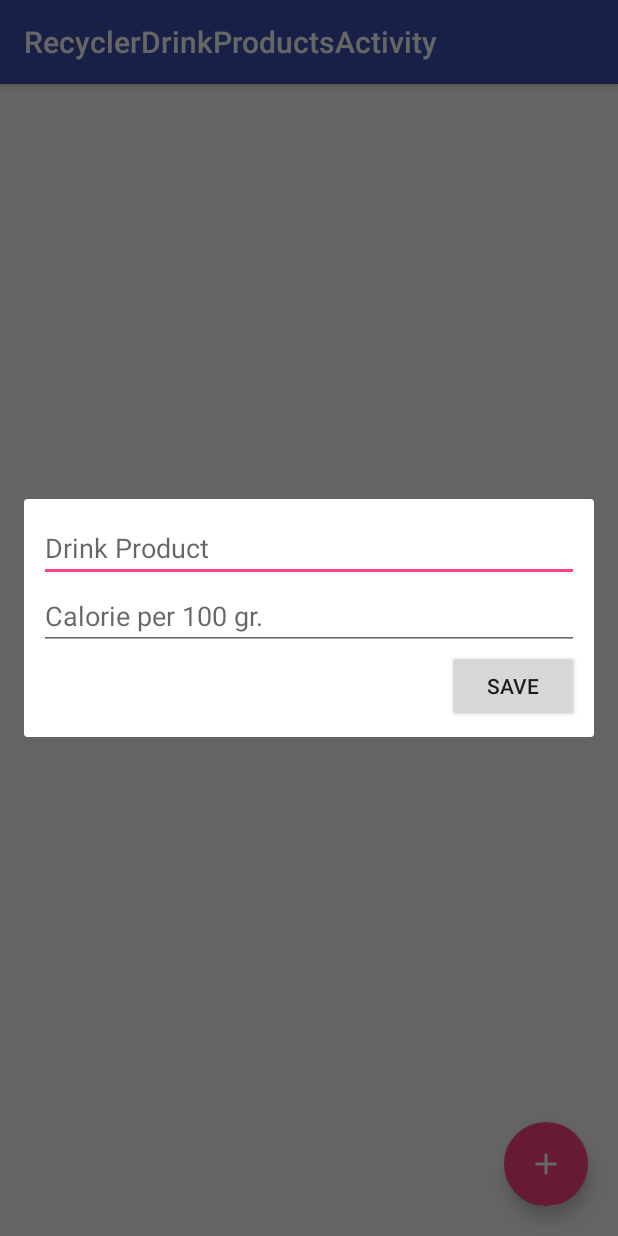
After one commit to azubakov/CaloriesCalcn, an Android app: the fragment AddDrinkProductsDialogFragment placed in its activity, on a phone screen of 412 x 824 dp. The commit adds this screen. Run offline under Robolectric (Android 15) with nearby library versions, the phone set to English and light mode, and no system bars; our stand-ins replace Firebase (no records; nobody signed in at launch, a user with empty details on screens opened directly).

Commit message:
Adding databases of Drinks.

```diff
--- a/app/src/main/AndroidManifest.xml
+++ b/app/src/main/AndroidManifest.xml
@@ -155,6 +155,10 @@
         <activity
             android:name=".activity.RecyclerVegetablesProductsActivity"
             android:label="@string/title_activity_recycler_vegetables_products"
+            android:theme="@style/AppTheme.NoActionBar" />
+        <activity
+            android:name=".activity.RecyclerDrinkProductsActivity"
+            android:label="@string/title_activity_recycler_drink_products"
             android:theme="@style/AppTheme.NoActionBar"></activity>
     </application>
 
--- /dev/null
+++ b/app/src/main/java/azubakov/edu/caloriescalc/activity/RecyclerDrinkProductsActivity.java
@@ -0,0 +1,79 @@
+package azubakov.edu.caloriescalc.activity;
+
+import android.content.Intent;
+import android.os.Bundle;
+import android.support.design.widget.FloatingActionButton;
+import android.support.design.widget.Snackbar;
+import android.support.v7.app.AppCompatActivity;
+import android.support.v7.widget.LinearLayoutManager;
+import android.support.v7.widget.RecyclerView;
+import android.support.v7.widget.Toolbar;
+import android.view.View;
+
+import com.google.firebase.auth.FirebaseAuth;
+import com.google.firebase.auth.FirebaseUser;
+import com.google.firebase.database.DatabaseReference;
+import com.google.firebase.database.FirebaseDatabase;
+
+import azubakov.edu.caloriescalc.R;
+import azubakov.edu.caloriescalc.adapters.DrinkProductsRecyclerAdapter;
+import azubakov.edu.caloriescalc.adapters.MilkProductsRecyclerAdapter;
+import azubakov.edu.caloriescalc.dialogs.AddDrinkProductsDialogFragment;
+import azubakov.edu.caloriescalc.dialogs.AddMilkProductsDialogFragment;
+
+public class RecyclerDrinkProductsActivity extends AppCompatActivity {
+
+    @Override
+    protected void onCreate(Bundle savedInstanceState) {
+        super.onCreate(savedInstanceState);
+        setContentView(R.layout.activity_recycler_drink_products);
+        Toolbar toolbar = (Toolbar) findViewById(R.id.toolbar);
+        setSupportActionBar(toolbar);
+
+ /*       FloatingActionButton fab = (FloatingActionButton) findViewById(R.id.fab);
+        fab.setOnClickListener(new View.OnClickListener() {
+            @Override
+            public void onClick(View view) {
+                Snackbar.make(view, "Replace with your own action", Snackbar.LENGTH_LONG)
+                        .setAction("Action", null).show();
+            }
+        });*/
+
+        initRecycler();
+    }
+
+    private void initRecycler() {
+        //find View By Id:
+        RecyclerView recyclerView = (RecyclerView) findViewById(R.id.drinkproductsRecycler);
+
+        //Get a reference to our table:
+        FirebaseUser currentUser = FirebaseAuth.getInstance().getCurrentUser();
+        String uid = currentUser.getUid();
+        DatabaseReference ref = FirebaseDatabase.getInstance().getReference().child("DrinkProducts").child(uid);
+
+        //init a new instance of the adapter
+        DrinkProductsRecyclerAdapter adapter = new DrinkProductsRecyclerAdapter(ref);
+
+        //set the adapter on the recyclerView
+        recyclerView.setAdapter(adapter);
+
+        recyclerView.setLayoutManager(new LinearLayoutManager(this));
+
+    }
+
+    public void addMessages(View view) {
+        AddDrinkProductsDialogFragment fragment =
+                new AddDrinkProductsDialogFragment();
+
+        fragment.show(
+                getSupportFragmentManager(),
+                "AddDrinkProductDialog"
+        );
+    }
+
+    public void backDrNav(View view) {
+        Intent intent = new Intent(this, CalorieNavDrawerActivity.class);
+        startActivity(intent);
+    }
+
+}
--- /dev/null
+++ b/app/src/main/java/azubakov/edu/caloriescalc/adapters/DrinkProductsRecyclerAdapter.java
@@ -0,0 +1,66 @@
+package azubakov.edu.caloriescalc.adapters;
+
+import android.support.design.widget.FloatingActionButton;
+import android.support.v7.widget.RecyclerView;
+import android.view.View;
+import android.widget.TextView;
+
+import com.google.firebase.database.DatabaseReference;
+
+import azubakov.edu.caloriescalc.R;
+import azubakov.edu.caloriescalc.models.DrinkProducts;
+import azubakov.edu.caloriescalc.models.MilkProducts;
+import azubakov.edu.caloriescalc.utils.FirebaseRecyclerAdapter;
+
+//import com.firebase.ui.database.FirebaseRecyclerAdapter;
+
+/*import tomer.edu.firedemo1.R;
+import tomer.edu.firedemo1.models.Todo;
+import tomer.edu.firedemo1.utils.FirebaseRecyclerAdapter;*/
+
+/**
+ * 1) create an inner class of the viewHolder
+ */
+public class DrinkProductsRecyclerAdapter extends FirebaseRecyclerAdapter<DrinkProducts, DrinkProductsRecyclerAdapter.DrinkProductsViewHolder> {
+
+    private final DatabaseReference ref;
+    boolean isEnabled = true;
+
+    public DrinkProductsRecyclerAdapter(DatabaseReference ref) {
+                super(DrinkProducts.class, R.layout.drink_item, DrinkProductsViewHolder.class, ref);
+        this.ref = ref;
+    }
+
+    @Override
+    //protected void populateViewHolder(final TodosViewHolder viewHolder, final Todo model, final int position
+    protected void populateViewHolder(final DrinkProductsViewHolder viewHolder,final DrinkProducts model,final int position) {
+        /*viewHolder.tvTitle.setText(model.getTitle());
+        viewHolder.tvDescription.setText(model.getContent());*/
+        viewHolder.tvNameDrinkProduct.setText(model.getDrinkProduct() + "");
+        viewHolder.tvCaloriesHundredGramm.setText(model.getCaloriesHundredGramms().toString() + "" + " Kcal.");
+
+        viewHolder.fabDelete.setOnClickListener(new View.OnClickListener() {
+            @Override
+            public void onClick(View view) {
+                //getRef(position).removeValue();
+                ref.child(viewHolder.key).removeValue();
+            }
+        });
+    }
+
+
+    public static class DrinkProductsViewHolder extends RecyclerView.ViewHolder {
+        String key;
+        TextView tvNameDrinkProduct;
+        TextView tvCaloriesHundredGramm;
+        FloatingActionButton fabDelete;
+
+        public DrinkProductsViewHolder(View itemView) {
+            super(itemView);
+
+            tvNameDrinkProduct = (TextView) itemView.findViewById(R.id.tvNameDrinkProduct);
+            tvCaloriesHundredGramm = (TextView) itemView.findViewById(R.id.tvCaloriesHundredGramm);
+            fabDelete = (FloatingActionButton) itemView.findViewById(R.id.fabDelete);
+        }
+    }
+}
--- /dev/null
+++ b/app/src/main/java/azubakov/edu/caloriescalc/dialogs/AddDrinkProductsDialogFragment.java
@@ -0,0 +1,85 @@
+package azubakov.edu.caloriescalc.dialogs;
+
+
+import android.os.Bundle;
+import android.support.v4.app.DialogFragment;
+import android.support.v4.app.Fragment;
+import android.view.LayoutInflater;
+import android.view.View;
+import android.view.ViewGroup;
+import android.widget.Button;
+import android.widget.EditText;
+
+import com.google.firebase.auth.FirebaseAuth;
+import com.google.firebase.auth.FirebaseUser;
+import com.google.firebase.database.DatabaseReference;
+import com.google.firebase.database.FirebaseDatabase;
+
+import azubakov.edu.caloriescalc.R;
+import azubakov.edu.caloriescalc.models.DrinkProducts;
+import azubakov.edu.caloriescalc.models.MilkProducts;
+
+/*import tomer.edu.firedemo1.R;
+import tomer.edu.firedemo1.models.Todo;*/
+
+
+/**
+ * A simple {@link Fragment} subclass.
+ */
+public class AddDrinkProductsDialogFragment extends DialogFragment {
+    EditText etProduct;
+    EditText etCaloriesHundredGr;
+    Button btnSave;
+
+
+    @Override
+    public View onCreateView(LayoutInflater inflater, ViewGroup container,
+                             Bundle savedInstanceState) {
+        // Inflate the layout for this fragment
+        View v = inflater.inflate(R.layout.fragment_add_drink_product_dialog, container, false);
+
+        //FIND Views By ID:
+        etProduct = (EditText) v.findViewById(R.id.etProduct);
+        etCaloriesHundredGr = (EditText)v.findViewById(R.id.etCaloriesHundredGr);
+        btnSave = (Button) v.findViewById(R.id.btnSave);
+
+        //Set On Click Listener for btnSave
+        btnSave.setOnClickListener(new View.OnClickListener() {
+            @Override
+            public void onClick(View view) {
+                saveTodoToFirebase();
+            }
+        });
+        return v;
+    }
+
+    private void saveTodoToFirebase() {
+        String product;
+        Double calorieshundredgramm;
+        FirebaseUser currentUser = FirebaseAuth.getInstance().getCurrentUser();
+
+
+        String uid = currentUser.getUid();
+        DatabaseReference ref = FirebaseDatabase.getInstance().getReference().child("DrinkProducts").child(uid);
+
+        //Todo todo = new Todo(etTitle.getText().toString(), etMessage.getText().toString());
+
+        if (etProduct == null || etProduct.length() <= 0)
+            product = "";
+        else
+        {
+            product = etProduct.getText().toString();
+        }
+        String CaloriesHundredGrString = etCaloriesHundredGr.getText().toString();
+        if (CaloriesHundredGrString == null || CaloriesHundredGrString.length() <= 0) {
+            calorieshundredgramm = 0D;
+        } else {
+            calorieshundredgramm = Double.parseDouble(CaloriesHundredGrString.toString());
+        }
+        //MilkProducts milkproducts = new MilkProducts(etProduct.getText().toString(), Double.parseDouble(etCaloriesHundredGr.getText().toString()));
+        DrinkProducts drinkproducts = new DrinkProducts(product,calorieshundredgramm);
+
+        ref.push().setValue(drinkproducts);
+        dismiss();
+    }
+}
--- /dev/null
+++ b/app/src/main/res/layout/activity_recycler_drink_products.xml
@@ -0,0 +1,46 @@
+<?xml version="1.0" encoding="utf-8"?>
+<android.support.design.widget.CoordinatorLayout xmlns:android="http://schemas.android.com/apk/res/android"
+    xmlns:app="http://schemas.android.com/apk/res-auto"
+    xmlns:tools="http://schemas.android.com/tools"
+    android:layout_width="match_parent"
+    android:layout_height="match_parent"
+    android:fitsSystemWindows="true"
+    tools:context="azubakov.edu.caloriescalc.activity.RecyclerDrinkProductsActivity">
+
+    <android.support.design.widget.AppBarLayout
+        android:layout_width="match_parent"
+        android:layout_height="wrap_content"
+        android:theme="@style/AppTheme.AppBarOverlay">
+
+        <android.support.v7.widget.Toolbar
+            android:id="@+id/toolbar"
+            android:layout_width="match_parent"
+            android:layout_height="?attr/actionBarSize"
+            android:background="?attr/colorPrimary"
+            app:popupTheme="@style/AppTheme.PopupOverlay" />
+
+    </android.support.design.widget.AppBarLayout>
+
+    <include layout="@layout/content_recycler_drink_products" />
+
+  <!--  <android.support.design.widget.FloatingActionButton
+        android:id="@+id/fab"
+        android:layout_width="wrap_content"
+        android:layout_height="wrap_content"
+        android:layout_gravity="bottom|end"
+        android:layout_margin="@dimen/fab_margin"
+        android:src="@android:drawable/ic_dialog_email" />-->
+
+    <android.support.design.widget.FloatingActionButton
+        android:layout_width="wrap_content"
+        android:layout_height="wrap_content"
+        android:onClick="addMessages"
+        android:layout_marginBottom="20dp"
+        android:layout_marginRight="20dp"
+        android:layout_gravity="right|bottom"
+        android:src="@drawable/ic_add_white_24dp"
+        />
+
+
+
+</android.support.design.widget.CoordinatorLayout>
--- /dev/null
+++ b/app/src/main/res/layout/content_recycler_drink_products.xml
@@ -0,0 +1,21 @@
+<?xml version="1.0" encoding="utf-8"?>
+<RelativeLayout xmlns:android="http://schemas.android.com/apk/res/android"
+    xmlns:app="http://schemas.android.com/apk/res-auto"
+    xmlns:tools="http://schemas.android.com/tools"
+    android:layout_width="match_parent"
+    android:layout_height="match_parent"
+    android:paddingBottom="@dimen/activity_vertical_margin"
+    android:paddingLeft="@dimen/activity_horizontal_margin"
+    android:paddingRight="@dimen/activity_horizontal_margin"
+    android:paddingTop="@dimen/activity_vertical_margin"
+    app:layout_behavior="@string/appbar_scrolling_view_behavior"
+    tools:context="azubakov.edu.caloriescalc.activity.RecyclerDrinkProductsActivity"
+    tools:showIn="@layout/activity_recycler_drink_products">
+
+    <android.support.v7.widget.RecyclerView
+        android:id="@+id/drinkproductsRecycler"
+        android:layout_width="match_parent"
+        tools:listitem="@layout/drink_item"
+        android:layout_height="match_parent" />
+
+</RelativeLayout>
--- /dev/null
+++ b/app/src/main/res/layout/fragment_add_drink_product_dialog.xml
@@ -0,0 +1,36 @@
+<RelativeLayout xmlns:android="http://schemas.android.com/apk/res/android"
+    xmlns:tools="http://schemas.android.com/tools"
+    android:layout_width="match_parent"
+    android:padding="10dp"
+    android:layout_height="wrap_content"
+    tools:context="azubakov.edu.caloriescalc.dialogs.AddMilkProductsDialogFragment"
+    >
+
+
+    <EditText
+        android:layout_width="match_parent"
+        android:layout_height="wrap_content"
+        android:id="@+id/etProduct"
+        android:layout_alignParentTop="true"
+        android:layout_centerHorizontal="true"
+        android:hint="Drink Product" />
+
+    <EditText
+        android:layout_width="match_parent"
+        android:layout_height="wrap_content"
+        android:id="@+id/etCaloriesHundredGr"
+        android:layout_below="@+id/etProduct"
+        android:layout_centerHorizontal="true"
+        android:hint="Calorie per 100 gr."
+        android:inputType="numberDecimal"
+        />
+
+    <Button
+        android:layout_width="wrap_content"
+        android:layout_height="wrap_content"
+        android:text="Save"
+        android:id="@+id/btnSave"
+        android:layout_below="@+id/etCaloriesHundredGr"
+        android:layout_alignParentRight="true"
+        android:layout_alignParentEnd="true" />
+</RelativeLayout>
--- a/app/src/main/res/values/strings.xml
+++ b/app/src/main/res/values/strings.xml
@@ -165,6 +165,7 @@
         <item>Milk</item>
         <item>Fruits</item>
         <item>Vegetables</item>
+        <item>Drinks</item>
         <item>Popular</item>
         <item>Acts</item>
     </string-array>
@@ -172,4 +173,5 @@
     <string name="title_activity_recycler_fruits">RecyclerFruitsActivity</string>
     <string name="title_activity_recycler_vegetables_products">RecyclerVegetablesProductsActivity
     </string>
+    <string name="title_activity_recycler_drink_products">RecyclerDrinkProductsActivity</string>
 </resources>
```
Also changed, not shown: app/src/main/java/azubakov/edu/caloriescalc/activity/MealProductsSpinActivity.java (+7 -0 lines), app/src/main/java/azubakov/edu/caloriescalc/models/DrinkProducts.java (added, +41 -0 lines), app/src/main/res/layout/drink_item.xml (added, +55 -0 lines), 312 other files.
